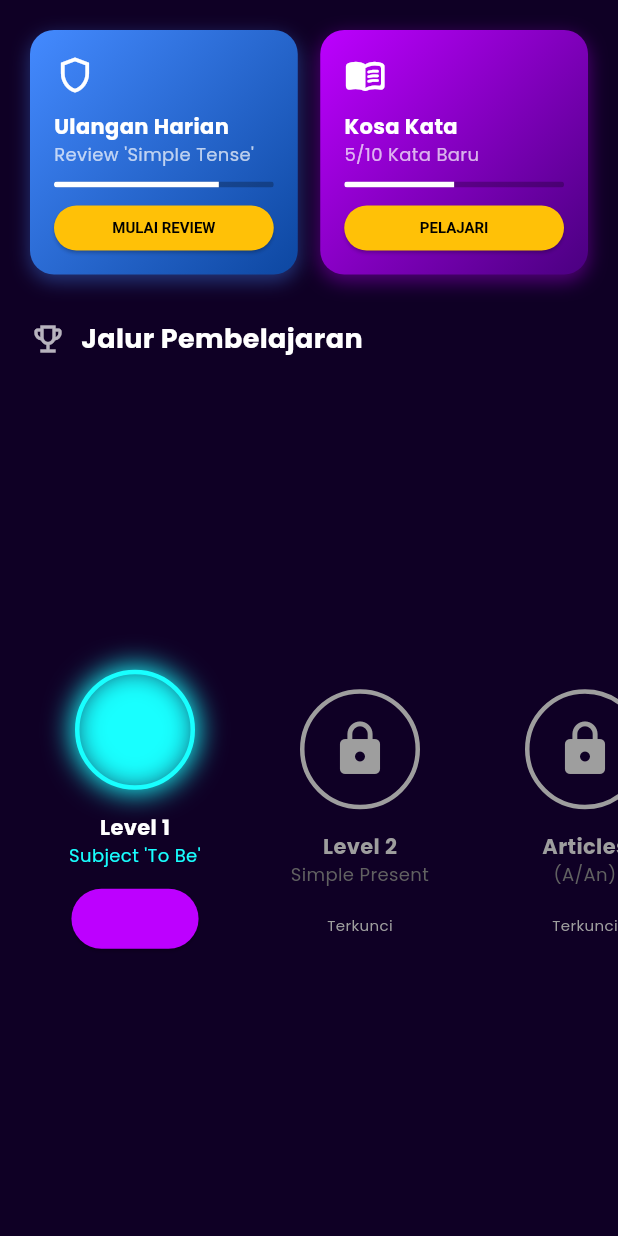
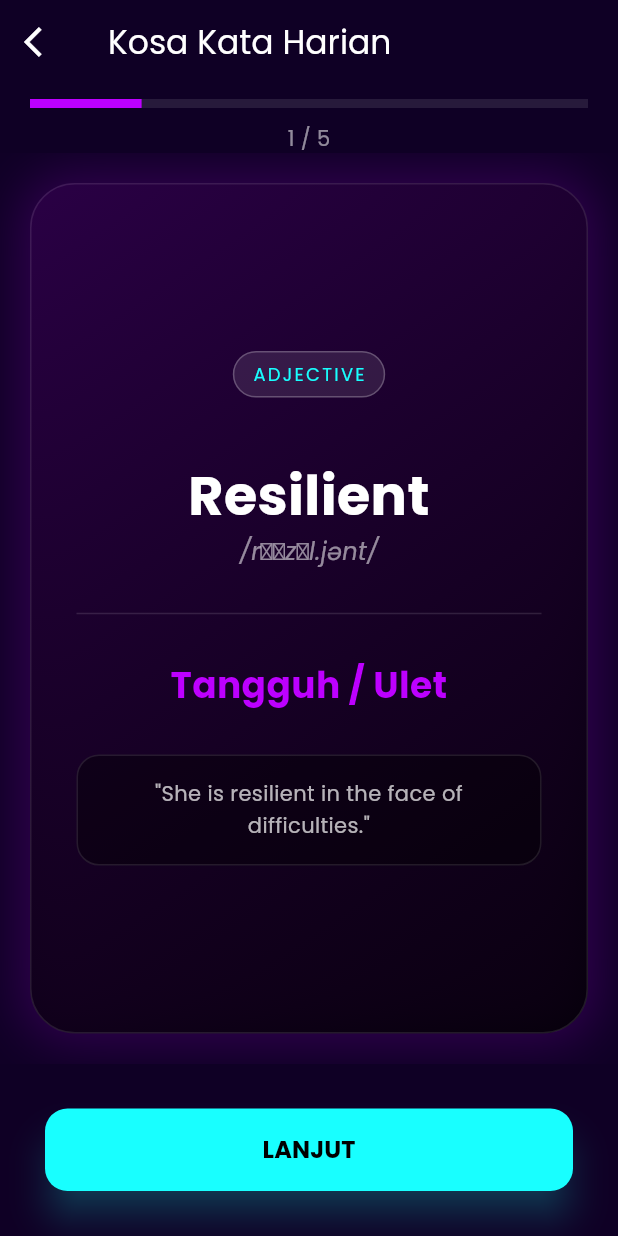
Before and after one commit to rizky2605/jagoan_inggris, a Flutter app: the StoryScreen widget shown alone on an empty page, opened directly with empty values, after a tap on "PELAJARI", on a phone screen of 412 x 824 dp. Run offline on Flutter 3.47's test engine with Material 3 defaults, Android fonts, the phone set to English and light mode, and no system bars; our stand-ins replace cloud_firestore, firebase_auth, firebase_core, google_fonts; missing offline and left inert: model_viewer_plus; accounts and stored records are empty.

Commit message:
membuat Sistem Kosa Kata

```diff
--- a/lib/features/story/story_screen.dart
+++ b/lib/features/story/story_screen.dart
@@ -1,10 +1,11 @@
 import 'package:flutter/material.dart';
 import '../../models/user_model.dart';
 import '../../models/level_model.dart';
-import 'material_screen.dart'; // Pastikan file ini sudah ada dari langkah sebelumnya
+import 'material_screen.dart';
+import 'vocabulary_screen.dart'; // Import layar kosa kata
 
 class StoryScreen extends StatelessWidget {
-  final UserModel user; // Menerima data user untuk cek level
+  final UserModel user;
 
   const StoryScreen({super.key, required this.user});
 
@@ -15,34 +16,48 @@ class StoryScreen extends StatelessWidget {
       children: [
         const SizedBox(height: 20),
 
-        // --- BAGIAN 1: KARTU TUGAS HARIAN ---
+        // --- BAGIAN 1: DAILY TASKS (Atas) ---
         Padding(
           padding: const EdgeInsets.symmetric(horizontal: 20),
           child: Row(
             children: [
-              // Kartu 1: Ulangan Harian (Review)
+              // Kartu 1: Ulangan Harian (Review) -> Nanti kita buat Quiz Acak disini
               Expanded(
                 child: _buildTaskCard(
+                  context,
                   title: "Ulangan Harian",
-                  subtitle: "Review 'Simple Tense'",
-                  progress: 0.75,
+                  subtitle: "Review Materi",
+                  progress: 0.3, // Contoh progress
                   colorStart: Colors.blueAccent,
                   colorEnd: Colors.blue[900]!,
-                  btnText: "MULAI REVIEW",
+                  btnText: "MULAI",
                   icon: Icons.shield_outlined,
+                  onTap: () {
+                    // Nanti diarahkan ke Random Quiz
+                    ScaffoldMessenger.of(context).showSnackBar(const SnackBar(content: Text("Fitur Review segera hadir!")));
+                  },
                 ),
               ),
               const SizedBox(width: 15),
-              // Kartu 2: Kosa Kata Baru
+
+              // Kartu 2: Kosa Kata Baru -> MENUJU VOCABULARY SCREEN
               Expanded(
                 child: _buildTaskCard(
+                  context,
                   title: "Kosa Kata",
-                  subtitle: "5/10 Kata Baru",
-                  progress: 0.5,
-                  colorStart: const Color(0xFFBD00FF), // Ungu Neon
+                  subtitle: "5 Kata Baru",
+                  progress: 0.0, // Belum mulai
+                  colorStart: const Color(0xFFBD00FF),
                   colorEnd: const Color(0xFF4A0080),
                   btnText: "PELAJARI",
                   icon: Icons.menu_book_rounded,
+                  onTap: () {
+                    // Navigasi ke Vocabulary Screen
+                    Navigator.push(
+                      context,
+                      MaterialPageRoute(builder: (context) => const VocabularyScreen()),
+                    );
+                  },
                 ),
               ),
             ],
@@ -51,39 +66,50 @@ class StoryScreen extends StatelessWidget {
 
         const SizedBox(height: 30),
 
-        // Judul Bagian
+        // Judul Bagian Peta
         Padding(
           padding: const EdgeInsets.symmetric(horizontal: 20),
           child: Row(
             children: const [
-              Icon(Icons.emoji_events_outlined, color: Colors.white70),
+              Icon(Icons.map, color: Colors.cyanAccent),
               SizedBox(width: 10),
-              Text("Jalur Pembelajaran", style: TextStyle(color: Colors.white, fontSize: 18, fontWeight: FontWeight.bold)),
+              Text("Peta Perjalanan", style: TextStyle(color: Colors.white, fontSize: 18, fontWeight: FontWeight.bold)),
             ],
           ),
         ),
 
-        const SizedBox(height: 20),
+        const SizedBox(height: 10),
 
-        // --- BAGIAN 2: JALUR LEVEL (Horizontal Scroll) ---
+        // --- BAGIAN 2: JALUR LEVEL (Peta Horizontal) ---
         Expanded(
+          child: Container(
+            width: double.infinity,
+            decoration: BoxDecoration(
+              // Background gradient halus di area peta
+              gradient: LinearGradient(
+                begin: Alignment.topCenter,
+                end: Alignment.bottomCenter,
+                colors: [Colors.transparent, Colors.black.withOpacity(0.5)],
+              ),
+            ),
             child: ListView.builder(
-            scrollDirection: Axis.horizontal, // Scroll ke samping
+              scrollDirection: Axis.horizontal,
               padding: const EdgeInsets.symmetric(horizontal: 20),
-            itemCount: gameLevels.length, // Mengambil data dari level_model.dart
+              itemCount: gameLevels.length,
               itemBuilder: (context, index) {
                 final level = gameLevels[index];
-              // PERBAIKAN UTAMA: Mengirim 'context' ke dalam fungsi helper
                 return _buildLevelNode(context, level, index);
               },
+            ),
           ),
         ),
       ],
     );
   }
 
-  // --- WIDGET HELPER: CARD TUGAS ---
-  Widget _buildTaskCard({
+  // --- WIDGET CARD TUGAS ---
+  Widget _buildTaskCard(
+    BuildContext context, {
     required String title,
     required String subtitle,
     required double progress,
@@ -91,52 +117,41 @@ class StoryScreen extends StatelessWidget {
     required Color colorEnd,
     required String btnText,
     required IconData icon,
+    required VoidCallback onTap,
   }) {
     return Container(
       padding: const EdgeInsets.all(16),
       decoration: BoxDecoration(
-        gradient: LinearGradient(
-          colors: [colorStart, colorEnd],
-          begin: Alignment.topLeft,
-          end: Alignment.bottomRight,
-        ),
-        borderRadius: BorderRadius.circular(16),
-        boxShadow: [
-          BoxShadow(color: colorStart.withOpacity(0.4), blurRadius: 10, offset: const Offset(0, 4)),
-        ],
+        gradient: LinearGradient(colors: [colorStart, colorEnd], begin: Alignment.topLeft, end: Alignment.bottomRight),
+        borderRadius: BorderRadius.circular(20),
+        boxShadow: [BoxShadow(color: colorStart.withOpacity(0.4), blurRadius: 8, offset: const Offset(0, 4))],
+        border: Border.all(color: Colors.white10),
       ),
       child: Column(
         crossAxisAlignment: CrossAxisAlignment.start,
         children: [
           Icon(icon, color: Colors.white, size: 28),
           const SizedBox(height: 10),
-          Text(title, style: const TextStyle(color: Colors.white, fontWeight: FontWeight.bold)),
-          Text(subtitle, style: const TextStyle(color: Colors.white70, fontSize: 12)),
-          const SizedBox(height: 10),
-          // Progress Bar Kecil
+          Text(title, style: const TextStyle(color: Colors.white, fontWeight: FontWeight.bold, fontSize: 14)),
+          Text(subtitle, style: const TextStyle(color: Colors.white70, fontSize: 10)),
+          const SizedBox(height: 8),
           ClipRRect(
             borderRadius: BorderRadius.circular(4),
-            child: LinearProgressIndicator(
-              value: progress,
-              backgroundColor: Colors.black26,
-              color: Colors.white,
-              minHeight: 4,
-            ),
+            child: LinearProgressIndicator(value: progress, backgroundColor: Colors.black26, color: Colors.white, minHeight: 4),
           ),
           const SizedBox(height: 12),
-          // Tombol Kecil
           SizedBox(
             width: double.infinity,
             height: 30,
             child: ElevatedButton(
-              onPressed: () {},
+              onPressed: onTap,
               style: ElevatedButton.styleFrom(
-                backgroundColor: Colors.amber,
-                foregroundColor: Colors.black,
+                backgroundColor: Colors.white,
+                foregroundColor: colorEnd,
                 padding: EdgeInsets.zero,
-                textStyle: const TextStyle(fontSize: 10, fontWeight: FontWeight.bold),
+                shape: RoundedRectangleBorder(borderRadius: BorderRadius.circular(10)),
               ),
-              child: Text(btnText),
+              child: Text(btnText, style: const TextStyle(fontSize: 10, fontWeight: FontWeight.bold)),
             ),
           )
         ],
@@ -144,52 +159,64 @@ class StoryScreen extends StatelessWidget {
     );
   }
 
-  // --- WIDGET HELPER: LINGKARAN LEVEL (NODE) ---
-  // PERBAIKAN: Menambahkan parameter 'BuildContext context' agar bisa navigasi
+  // --- WIDGET NODE LEVEL ---
   Widget _buildLevelNode(BuildContext context, LevelModel level, int index) {
-
-    // LOGIKA SYSTEM UNLOCK
-    // Level 1 ada di index 0. Jika lastCompletedLevel = 0, maka index 0 (Level 1) aktif.
     bool isCompleted = index < user.lastCompletedLevel;
     bool isActive = index == user.lastCompletedLevel;
     bool isLocked = index > user.lastCompletedLevel;
 
     return Container(
-      width: 140, // Lebar per item
-      margin: const EdgeInsets.only(right: 10),
+      width: 120, // Jarak antar node
+      margin: const EdgeInsets.only(right: 15),
       child: Column(
         mainAxisAlignment: MainAxisAlignment.center,
         children: [
-          // 1. Lingkaran Neon
+          // NODE BULATAN
+          Stack(
+            alignment: Alignment.center,
+            children: [
+              // Garis penghubung (Kecuali item terakhir)
+              if (index < gameLevels.length - 1)
+                Positioned(
+                  right: -60, // Menjorok ke kanan untuk nyambung ke sebelah
+                  child: Container(
+                    width: 60,
+                    height: 4,
+                    color: isCompleted ? Colors.green : Colors.grey[800],
+                  ),
+                ),
+
+              // Lingkaran Utama
               Container(
                 width: 80,
                 height: 80,
                 decoration: BoxDecoration(
                   shape: BoxShape.circle,
-              color: isActive ? Colors.cyanAccent.withOpacity(0.1) : Colors.transparent,
+                  color: isActive ? Colors.cyanAccent.withOpacity(0.1) : const Color(0xFF1E1E2C),
                   border: Border.all(
-                color: isCompleted ? Colors.green : (isActive ? Colors.cyanAccent : Colors.grey),
-                width: 3,
+                    color: isCompleted ? Colors.green : (isActive ? Colors.cyanAccent : Colors.grey[800]!),
+                    width: isActive ? 3 : 2,
                   ),
-              boxShadow: isActive ? [
-                const BoxShadow(color: Colors.cyanAccent, blurRadius: 15, spreadRadius: 2)
-              ] : [],
+                  boxShadow: isActive ? [const BoxShadow(color: Colors.cyanAccent, blurRadius: 20, spreadRadius: 2)] : [],
                 ),
                 child: Icon(
                   isCompleted ? Icons.check : (isActive ? Icons.play_arrow_rounded : Icons.lock),
                   color: isCompleted ? Colors.green : (isActive ? Colors.cyanAccent : Colors.grey),
-              size: 40,
+                  size: 35,
                 ),
+              ),
+            ],
           ),
 
           const SizedBox(height: 15),
 
-          // 2. Teks Judul
+          // Judul Level
           Text(
-            level.title,
+            "Level ${level.id}",
             style: TextStyle(
               color: isActive ? Colors.white : Colors.grey,
               fontWeight: FontWeight.bold,
+              fontSize: 14
             ),
           ),
           Text(
@@ -197,37 +224,34 @@ class StoryScreen extends StatelessWidget {
             textAlign: TextAlign.center,
             style: TextStyle(
               color: isActive ? Colors.cyanAccent : Colors.grey[700],
-              fontSize: 12,
+              fontSize: 10,
             ),
           ),
 
           const SizedBox(height: 10),
 
-          // 3. Tombol Aksi (Hanya muncul jika Level Aktif)
+          // Tombol Start (Hanya jika aktif)
           if (isActive)
             ElevatedButton(
               onPressed: () {
-                // Navigasi ke MaterialScreen
                 Navigator.push(
                   context,
-                  MaterialPageRoute(
-                    builder: (context) => MaterialScreen(level: level, user: user),
-                  ),
+                  MaterialPageRoute(builder: (context) => MaterialScreen(level: level, user: user)),
                 );
               },
               style: ElevatedButton.styleFrom(
                 backgroundColor: const Color(0xFFBD00FF),
                 shape: const StadiumBorder(),
                 padding: const EdgeInsets.symmetric(horizontal: 20, vertical: 0),
+                elevation: 10,
+                shadowColor: const Color(0xFFBD00FF),
               ),
-              child: const Text("LANJUT", style: TextStyle(fontSize: 12)),
-            ),
-
-          // Indikator Syarat (Jika Terkunci)
-          if (isLocked)
+              child: const Text("MULAI", style: TextStyle(fontSize: 12, color: Colors.white, fontWeight: FontWeight.bold)),
+            )
+          else if (isLocked)
              const Padding(
                padding: EdgeInsets.only(top: 8.0),
-               child: Text("Terkunci", style: TextStyle(color: Colors.grey, fontSize: 10)),
+               child: Icon(Icons.lock_outline, color: Colors.grey, size: 16),
              ),
         ],
       ),
--- /dev/null
+++ b/lib/features/story/vocabulary_screen.dart
@@ -0,0 +1,175 @@
+import 'package:flutter/material.dart';
+import '../../models/word_model.dart';
+
+class VocabularyScreen extends StatefulWidget {
+  const VocabularyScreen({super.key});
+
+  @override
+  State<VocabularyScreen> createState() => _VocabularyScreenState();
+}
+
+class _VocabularyScreenState extends State<VocabularyScreen> {
+  final PageController _pageController = PageController();
+  int _currentIndex = 0;
+  final List<WordModel> _words = dailyVocabList; // Ambil dari model
+
+  @override
+  Widget build(BuildContext context) {
+    return Scaffold(
+      backgroundColor: const Color(0xFF0F0025), // Background Gelap
+      appBar: AppBar(
+        backgroundColor: Colors.transparent,
+        elevation: 0,
+        title: const Text("Kosa Kata Harian", style: TextStyle(color: Colors.white)),
+        leading: IconButton(
+          icon: const Icon(Icons.arrow_back_ios, color: Colors.white),
+          onPressed: () => Navigator.pop(context),
+        ),
+      ),
+      body: Column(
+        children: [
+          // Indikator Progress
+          Padding(
+            padding: const EdgeInsets.symmetric(horizontal: 20, vertical: 10),
+            child: LinearProgressIndicator(
+              value: (_currentIndex + 1) / _words.length,
+              backgroundColor: Colors.white10,
+              color: const Color(0xFFBD00FF), // Ungu Neon
+              minHeight: 6,
+            ),
+          ),
+
+          Text("${_currentIndex + 1} / ${_words.length}", style: const TextStyle(color: Colors.white54)),
+
+          // Area Flashcard
+          Expanded(
+            child: PageView.builder(
+              controller: _pageController,
+              physics: const NeverScrollableScrollPhysics(), // User harus klik tombol, ga bisa swipe sembarangan
+              itemCount: _words.length,
+              itemBuilder: (context, index) {
+                return _buildFlashCard(_words[index]);
+              },
+            ),
+          ),
+
+          // Tombol Navigasi Bawah
+          Padding(
+            padding: const EdgeInsets.all(30),
+            child: SizedBox(
+              width: double.infinity,
+              height: 55,
+              child: ElevatedButton(
+                onPressed: () {
+                  if (_currentIndex < _words.length - 1) {
+                    _pageController.nextPage(
+                      duration: const Duration(milliseconds: 300),
+                      curve: Curves.easeInOut
+                    );
+                    setState(() => _currentIndex++);
+                  } else {
+                    // Selesai belajar
+                    Navigator.pop(context);
+                    ScaffoldMessenger.of(context).showSnackBar(
+                      const SnackBar(content: Text("Hebat! Kosa kata hari ini selesai."), backgroundColor: Colors.green),
+                    );
+                  }
+                },
+                style: ElevatedButton.styleFrom(
+                  backgroundColor: Colors.cyanAccent,
+                  foregroundColor: Colors.black,
+                  shape: RoundedRectangleBorder(borderRadius: BorderRadius.circular(15)),
+                  elevation: 10,
+                  shadowColor: Colors.cyanAccent.withOpacity(0.5),
+                ),
+                child: Text(
+                  _currentIndex < _words.length - 1 ? "LANJUT" : "SELESAI",
+                  style: const TextStyle(fontWeight: FontWeight.bold, fontSize: 16)
+                ),
+              ),
+            ),
+          ),
+        ],
+      ),
+    );
+  }
+
+  // Desain Kartu Kata
+  Widget _buildFlashCard(WordModel word) {
+    return Container(
+      margin: const EdgeInsets.symmetric(horizontal: 20, vertical: 20),
+      padding: const EdgeInsets.all(30),
+      decoration: BoxDecoration(
+        gradient: LinearGradient(
+          begin: Alignment.topLeft,
+          end: Alignment.bottomRight,
+          colors: [
+            const Color(0xFF2A0045),
+            Colors.black.withOpacity(0.8),
+          ],
+        ),
+        borderRadius: BorderRadius.circular(30),
+        border: Border.all(color: Colors.white10),
+        boxShadow: [
+          BoxShadow(color: const Color(0xFFBD00FF).withOpacity(0.2), blurRadius: 30, spreadRadius: 5)
+        ],
+      ),
+      child: Column(
+        mainAxisAlignment: MainAxisAlignment.center,
+        children: [
+          // Kategori (Badge Kecil)
+          Container(
+            padding: const EdgeInsets.symmetric(horizontal: 12, vertical: 6),
+            decoration: BoxDecoration(
+              color: Colors.white10,
+              borderRadius: BorderRadius.circular(20),
+              border: Border.all(color: Colors.white24),
+            ),
+            child: Text(word.category.toUpperCase(), style: const TextStyle(color: Colors.cyanAccent, fontSize: 12, letterSpacing: 1.5)),
+          ),
+
+          const SizedBox(height: 40),
+
+          // Kata Utama (Inggris)
+          Text(
+            word.word,
+            style: const TextStyle(color: Colors.white, fontSize: 36, fontWeight: FontWeight.bold),
+            textAlign: TextAlign.center,
+          ),
+
+          // Cara Baca
+          Text(
+            word.pronunciation,
+            style: const TextStyle(color: Colors.white54, fontSize: 16, fontStyle: FontStyle.italic),
+          ),
+
+          const Divider(color: Colors.white12, height: 60),
+
+          // Arti (Indonesia)
+          Text(
+            word.meaning,
+            style: const TextStyle(color: Color(0xFFBD00FF), fontSize: 24, fontWeight: FontWeight.bold), // Warna Ungu
+            textAlign: TextAlign.center,
+          ),
+
+          const SizedBox(height: 30),
+
+          // Contoh Kalimat
+          Container(
+            padding: const EdgeInsets.all(15),
+            decoration: BoxDecoration(
+              color: Colors.black38,
+              borderRadius: BorderRadius.circular(15),
+              border: Border.all(color: Colors.white10)
+            ),
+            child: Text(
+              "\"${word.exampleSentence}\"",
+              textAlign: TextAlign.center,
+              style: const TextStyle(color: Colors.white70, fontSize: 14, height: 1.5),
+            ),
+          ),
+        ],
+      ),
+    );
+  }
+}
--- /dev/null
+++ b/lib/models/word_model.dart
@@ -0,0 +1,55 @@
+class WordModel {
+  final String word;        // Kata bahasa Inggris (misal: "Apple")
+  final String meaning;     // Arti (misal: "Apel")
+  final String pronunciation; // Cara baca (misal: "/ˈæp.əl/")
+  final String exampleSentence; // Contoh kalimat
+  final String category;    // Kategori (Noun, Verb, Adjective)
+
+  WordModel({
+    required this.word,
+    required this.meaning,
+    required this.pronunciation,
+    required this.exampleSentence,
+    required this.category,
+  });
+}
+
+// --- DATA DUMMY KOSA KATA HARIAN ---
+// Nanti ini bisa kita ambil acak dari database setiap hari
+final List<WordModel> dailyVocabList = [
+  WordModel(
+    word: "Resilient",
+    meaning: "Tangguh / Ulet",
+    pronunciation: "/rɪˈzɪl.jənt/",
+    exampleSentence: "She is resilient in the face of difficulties.",
+    category: "Adjective",
+  ),
+  WordModel(
+    word: "Determination",
+    meaning: "Tekad",
+    pronunciation: "/dɪˌtɜː.mɪˈneɪ.ʃən/",
+    exampleSentence: "He fought with great determination.",
+    category: "Noun",
+  ),
+  WordModel(
+    word: "Achieve",
+    meaning: "Mencapai",
+    pronunciation: "/əˈtʃiːv/",
+    exampleSentence: "Work hard to achieve your goals.",
+    category: "Verb",
+  ),
+  WordModel(
+    word: "Wisdom",
+    meaning: "Kebijaksanaan",
+    pronunciation: "/ˈwɪz.dəm/",
+    exampleSentence: "Experience brings wisdom.",
+    category: "Noun",
+  ),
+  WordModel(
+    word: "Warrior",
+    meaning: "Pejuang",
+    pronunciation: "/ˈwɒr.i.ər/",
+    exampleSentence: "A true warrior never gives up.",
+    category: "Noun",
+  ),
+];
```
Lines whose indentation alone changed are shown as unchanged.
